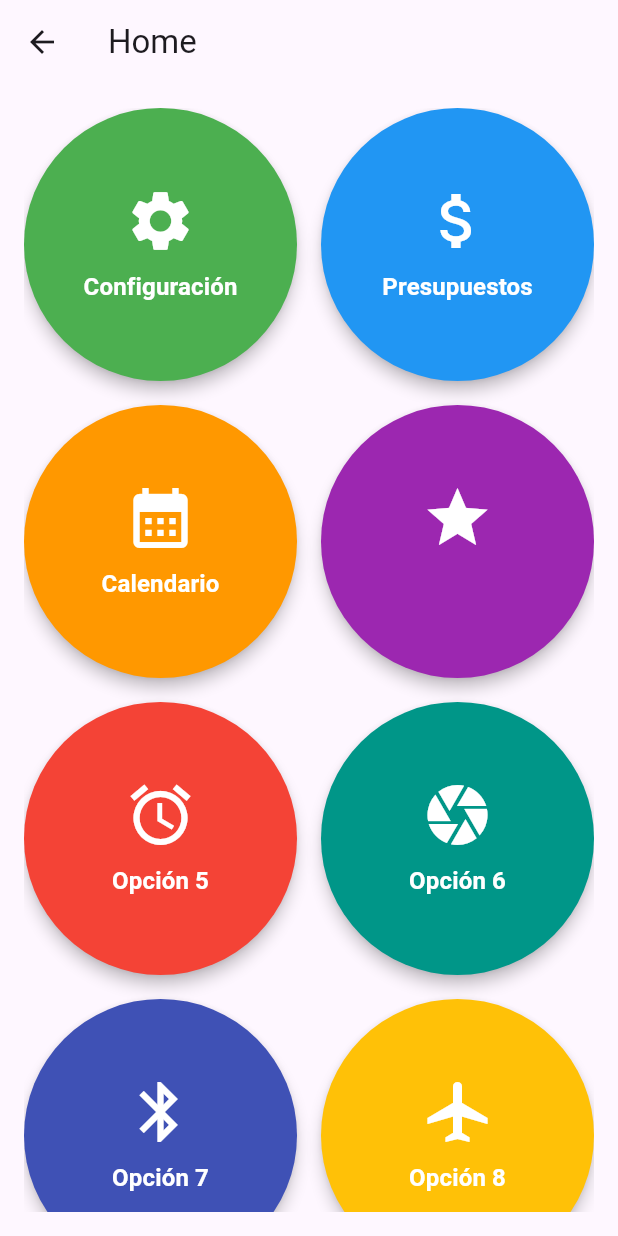
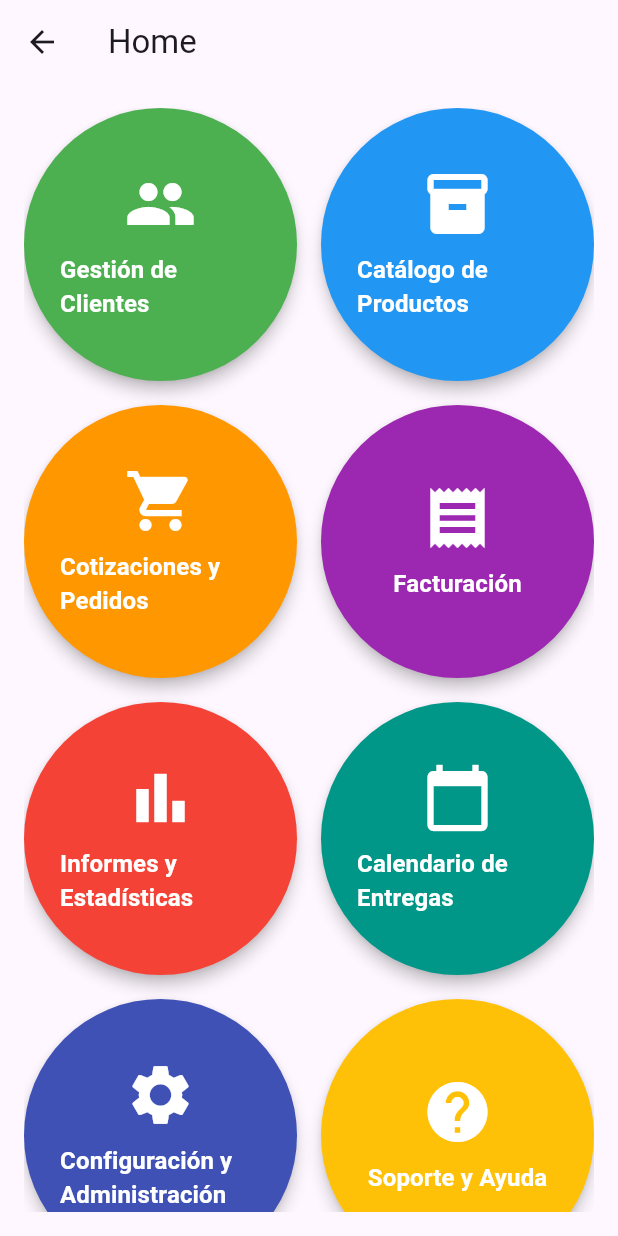
Before and after one commit to jhonatan1997ac/hormi, a Flutter app: the Home screen opened by its route, on a phone screen of 412 x 824 dp. Run offline on Flutter 3.47's test engine with Material 3 defaults, Android fonts, the phone set to English and light mode, and no system bars; our stand-ins replace cloud_firestore, firebase_core; accounts and stored records are empty.

Commit message:
cambios de datos en el home

```diff
--- a/lib/pages/inicio/home.dart
+++ b/lib/pages/inicio/home.dart
@@ -5,7 +5,7 @@ void main() {
 }
 
 class MyApp extends StatelessWidget {
-  const MyApp({super.key});
+  const MyApp({Key? key}) : super(key: key);
 
   @override
   Widget build(BuildContext context) {
@@ -16,7 +16,7 @@ class MyApp extends StatelessWidget {
 }
 
 class Home extends StatelessWidget {
-  const Home({super.key});
+  const Home({Key? key}) : super(key: key);
 
   @override
   Widget build(BuildContext context) {
@@ -32,83 +32,83 @@ class Home extends StatelessWidget {
           mainAxisSpacing: 16.0,
           children: [
             HomeCard(
-              title: 'Configuración',
-              icon: Icons.settings,
+              title: 'Gestión de Clientes',
+              icon: Icons.people,
               color: Colors.green,
               onTap: () {
-                Navigator.pushNamed(context, '/conf');
+                Navigator.pushNamed(context, '/usu');
               },
             ),
             HomeCard(
-              title: 'Presupuestos',
-              icon: Icons.attach_money_outlined,
+              title: 'Catálogo de Productos',
+              icon: Icons.inventory,
               color: Colors.blue,
               onTap: () {
-                Navigator.pushNamed(context, '/pres');
+                // Implementa la lógica para el catálogo de productos
               },
             ),
             HomeCard(
-              title: 'Calendario',
-              icon: Icons.calendar_month,
+              title: 'Cotizaciones y Pedidos',
+              icon: Icons.shopping_cart,
               color: Colors.orange,
               onTap: () {
-                Navigator.pushNamed(context, '/cale');
+                // Implementa la lógica para cotizaciones y pedidos
               },
             ),
             HomeCard(
-              title: '',
-              icon: Icons.star,
+              title: 'Facturación',
+              icon: Icons.receipt,
               color: Colors.purple,
               onTap: () {
-                Navigator.pushNamed(context, '/tare');
+                // Implementa la lógica para la facturación
               },
             ),
             HomeCard(
-              title: 'Opción 5',
-              icon: Icons.access_alarm,
+              title: 'Informes y Estadísticas',
+              icon: Icons.bar_chart,
               color: Colors.red,
               onTap: () {
-                // Mantén este espacio vacío si no deseas ninguna acción.
+                // Implementa la lógica para informes y estadísticas
               },
             ),
             HomeCard(
-              title: 'Opción 6',
-              icon: Icons.camera,
+              title: 'Calendario de Entregas',
+              icon: Icons.calendar_today,
               color: Colors.teal,
               onTap: () {
-                // Mantén este espacio vacío si no deseas ninguna acción.
+                // Implementa la lógica para el calendario de entregas
               },
             ),
             HomeCard(
-              title: 'Opción 7',
-              icon: Icons.bluetooth,
+              title: 'Configuración y Administración',
+              icon: Icons.settings,
               color: Colors.indigo,
               onTap: () {
-                // Mantén este espacio vacío si no deseas ninguna acción.
+                // Implementa la lógica para configuración y administración
               },
             ),
             HomeCard(
-              title: 'Opción 8',
-              icon: Icons.airplanemode_active,
+              title: 'Soporte y Ayuda',
+              icon: Icons.help,
               color: Colors.amber,
               onTap: () {
-                // Mantén este espacio vacío si no deseas ninguna acción.
+                // Implementa la lógica para soporte y ayuda
               },
             ),
             HomeCard(
-              title: 'Opción 9',
-              icon: Icons.attach_money,
+              title: 'Integración con GPS',
+              icon: Icons.gps_fixed,
               color: Colors.brown,
               onTap: () {
-                // Mantén este espacio vacío si no deseas ninguna acción.
+                // Implementa la lógica para integración con GPS
               },
             ),
             HomeCard(
-              title: 'Opción 10',
-              icon: Icons.beach_access,
+              title: 'Accesos Rápidos',
+              icon: Icons.speed,
               color: Colors.deepPurple,
               onTap: () {
-                // Mantén este espacio vacío si no deseas ninguna acción.
+                // Implementa la lógica para accesos rápidos
               },
             ),
           ],
@@ -125,12 +125,12 @@ class HomeCard extends StatelessWidget {
   final VoidCallback onTap;
 
   const HomeCard({
-    super.key,
+    Key? key,
     required this.title,
     required this.icon,
     required this.color,
     required this.onTap,
-  });
+  }) : super(key: key);
 
   @override
   Widget build(BuildContext context) {
```
